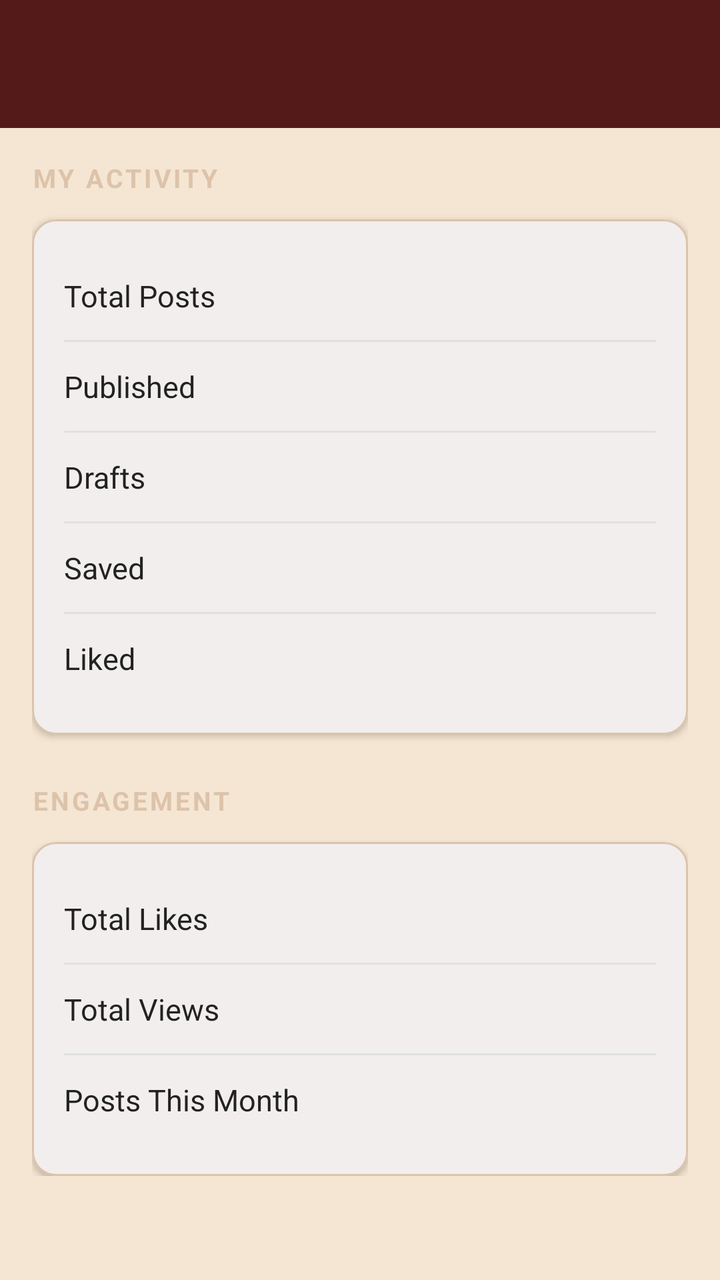
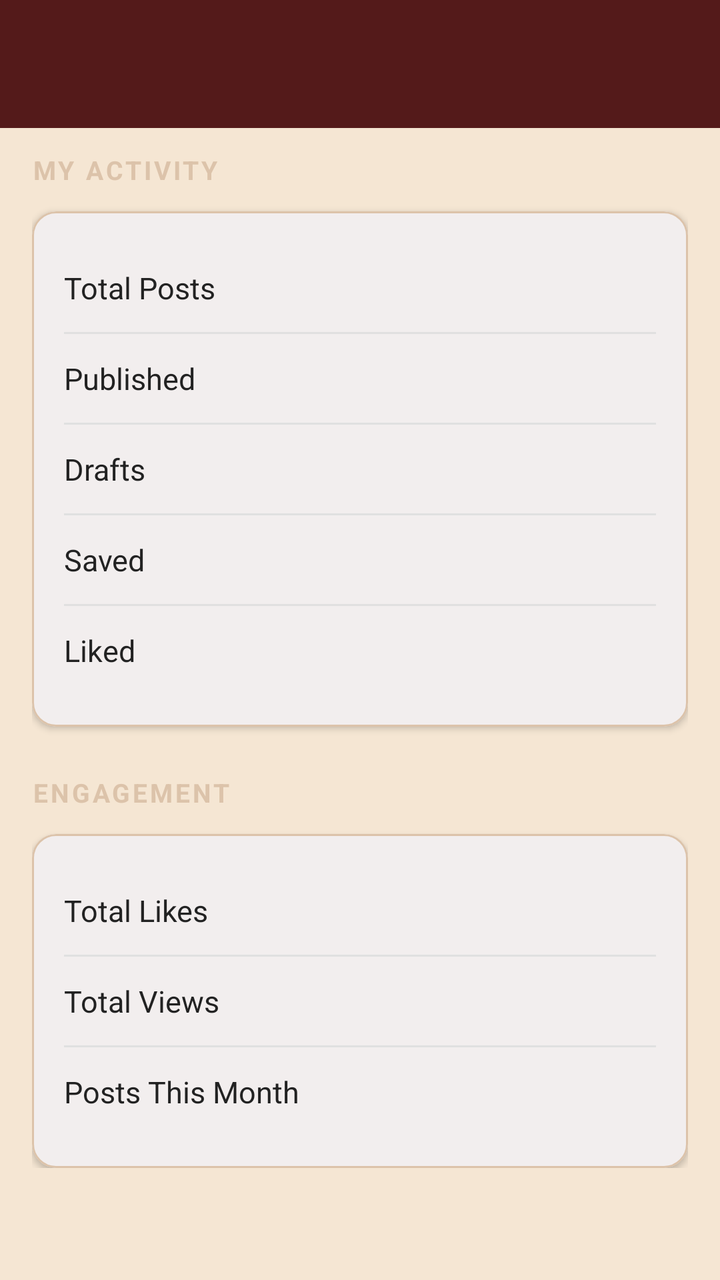

Screens rendered from an Android XML layout before and after an edit, with the pre-edit source and the edit as a unified diff.
<!-- AndroidManifest.xml: application theme Theme.Miniblog -->
<!-- res/layout/activity_stats.xml -->
<?xml version="1.0" encoding="utf-8"?>
<LinearLayout
    xmlns:android="http://schemas.android.com/apk/res/android"
    xmlns:app="http://schemas.android.com/apk/res-auto"
    android:layout_width="match_parent"
    android:layout_height="match_parent"
    android:orientation="vertical"
    android:background="@color/background">

    <com.google.android.material.appbar.AppBarLayout
        android:layout_width="match_parent"
        android:layout_height="wrap_content"
        android:background="@color/primary">

        <com.google.android.material.appbar.MaterialToolbar
            android:id="@+id/toolbar"
            android:layout_width="match_parent"
            android:layout_height="?attr/actionBarSize"
            android:background="@color/primary"
            app:titleTextColor="@color/toolbar_icon"
            app:navigationIconTint="@color/toolbar_icon" />

    </com.google.android.material.appbar.AppBarLayout>

    <ScrollView
        android:layout_width="match_parent"
        android:layout_height="match_parent">

        <LinearLayout
            android:layout_width="match_parent"
            android:layout_height="wrap_content"
            android:orientation="vertical"
            android:padding="16dp">

            
            <TextView
                android:layout_width="match_parent"
                android:layout_height="wrap_content"
                android:text="@string/my_activity"
                android:textSize="13sp"
                android:textStyle="bold"
                android:textColor="@color/accent"
                android:letterSpacing="0.1"
                android:layout_marginBottom="12dp" />

            <com.google.android.material.card.MaterialCardView
                android:layout_width="match_parent"
                android:layout_height="wrap_content"
                app:cardCornerRadius="12dp"
                app:cardElevation="2dp"
                app:cardBackgroundColor="@color/card_background"
                app:strokeColor="@color/card_border"
                app:strokeWidth="1dp"
                android:layout_marginBottom="8dp">

                <LinearLayout
                    android:layout_width="match_parent"
                    android:layout_height="wrap_content"
                    android:orientation="vertical"
                    android:padding="16dp">

                    
                    <LinearLayout
                        android:layout_width="match_parent"
                        android:layout_height="wrap_content"
                        android:orientation="horizontal"
                        android:paddingVertical="10dp"
                        android:gravity="center_vertical">

                        <TextView
                            android:layout_width="0dp"
                            android:layout_height="wrap_content"
                            android:layout_weight="1"
                            android:text="@string/stats_total_posts"
                            android:textSize="15sp"
                            android:textColor="@color/text_primary" />

                        <TextView
                            android:id="@+id/textViewTotalPosts"
                            android:layout_width="wrap_content"
                            android:layout_height="wrap_content"
                            android:textSize="18sp"
                            android:textStyle="bold"
                            android:textColor="@color/primary" />

                    </LinearLayout>

                    <View
                        android:layout_width="match_parent"
                        android:layout_height="1dp"
                        android:background="@color/divider" />

                    
                    <LinearLayout
                        android:layout_width="match_parent"
                        android:layout_height="wrap_content"
                        android:orientation="horizontal"
                        android:paddingVertical="10dp"
                        android:gravity="center_vertical">

                        <TextView
                            android:layout_width="0dp"
                            android:layout_height="wrap_content"
                            android:layout_weight="1"
                            android:text="@string/stats_published"
                            android:textSize="15sp"
                            android:textColor="@color/text_primary" />

                        <TextView
                            android:id="@+id/textViewPublished"
                            android:layout_width="wrap_content"
                            android:layout_height="wrap_content"
                            android:textSize="18sp"
                            android:textStyle="bold"
                            android:textColor="@color/primary" />

                    </LinearLayout>

                    <View
                        android:layout_width="match_parent"
                        android:layout_height="1dp"
                        android:background="@color/divider" />

                    
                    <LinearLayout
                        android:layout_width="match_parent"
                        android:layout_height="wrap_content"
                        android:orientation="horizontal"
                        android:paddingVertical="10dp"
                        android:gravity="center_vertical">

                        <TextView
                            android:layout_width="0dp"
                            android:layout_height="wrap_content"
                            android:layout_weight="1"
                            android:text="@string/stats_drafts"
                            android:textSize="15sp"
                            android:textColor="@color/text_primary" />

                        <TextView
                            android:id="@+id/textViewDraftsCount"
                            android:layout_width="wrap_content"
                            android:layout_height="wrap_content"
                            android:textSize="18sp"
                            android:textStyle="bold"
                            android:textColor="@color/primary" />

                    </LinearLayout>

                    <View
                        android:layout_width="match_parent"
                        android:layout_height="1dp"
                        android:background="@color/divider" />

                    
                    <LinearLayout
                        android:layout_width="match_parent"
                        android:layout_height="wrap_content"
                        android:orientation="horizontal"
                        android:paddingVertical="10dp"
                        android:gravity="center_vertical">

                        <TextView
                            android:layout_width="0dp"
                            android:layout_height="wrap_content"
                            android:layout_weight="1"
                            android:text="@string/stats_saved"
                            android:textSize="15sp"
                            android:textColor="@color/text_primary" />

                        <TextView
                            android:id="@+id/textViewSavedCount"
                            android:layout_width="wrap_content"
                            android:layout_height="wrap_content"
                            android:textSize="18sp"
                            android:textStyle="bold"
                            android:textColor="@color/primary" />

                    </LinearLayout>

                    <View
                        android:layout_width="match_parent"
                        android:layout_height="1dp"
                        android:background="@color/divider" />

                    
                    <LinearLayout
                        android:layout_width="match_parent"
                        android:layout_height="wrap_content"
                        android:orientation="horizontal"
                        android:paddingVertical="10dp"
                        android:gravity="center_vertical">

                        <TextView
                            android:layout_width="0dp"
                            android:layout_height="wrap_content"
                            android:layout_weight="1"
                            android:text="@string/stats_liked"
                            android:textSize="15sp"
                            android:textColor="@color/text_primary" />

                        <TextView
                            android:id="@+id/textViewLikedCount"
                            android:layout_width="wrap_content"
                            android:layout_height="wrap_content"
                            android:textSize="18sp"
                            android:textStyle="bold"
                            android:textColor="@color/primary" />

                    </LinearLayout>

                </LinearLayout>

            </com.google.android.material.card.MaterialCardView>

            
            <TextView
                android:layout_width="match_parent"
                android:layout_height="wrap_content"
                android:text="@string/engagement"
                android:textSize="13sp"
                android:textStyle="bold"
                android:textColor="@color/accent"
                android:letterSpacing="0.1"
                android:layout_marginTop="16dp"
                android:layout_marginBottom="12dp" />

            <com.google.android.material.card.MaterialCardView
                android:layout_width="match_parent"
                android:layout_height="wrap_content"
                app:cardCornerRadius="12dp"
                app:cardElevation="2dp"
                app:cardBackgroundColor="@color/card_background"
                app:strokeColor="@color/card_border"
                app:strokeWidth="1dp">

                <LinearLayout
                    android:layout_width="match_parent"
                    android:layout_height="wrap_content"
                    android:orientation="vertical"
                    android:padding="16dp">

                    
                    <LinearLayout
                        android:layout_width="match_parent"
                        android:layout_height="wrap_content"
                        android:orientation="horizontal"
                        android:paddingVertical="10dp"
                        android:gravity="center_vertical">

                        <TextView
                            android:layout_width="0dp"
                            android:layout_height="wrap_content"
                            android:layout_weight="1"
                            android:text="@string/stats_total_likes"
                            android:textSize="15sp"
                            android:textColor="@color/text_primary" />

                        <TextView
                            android:id="@+id/textViewTotalLikes"
                            android:layout_width="wrap_content"
                            android:layout_height="wrap_content"
                            android:textSize="18sp"
                            android:textStyle="bold"
                            android:textColor="@color/primary" />

                    </LinearLayout>

                    <View
                        android:layout_width="match_parent"
                        android:layout_height="1dp"
                        android:background="@color/divider" />

                    
                    <LinearLayout
                        android:layout_width="match_parent"
                        android:layout_height="wrap_content"
                        android:orientation="horizontal"
                        android:paddingVertical="10dp"
                        android:gravity="center_vertical">

                        <TextView
                            android:layout_width="0dp"
                            android:layout_height="wrap_content"
                            android:layout_weight="1"
                            android:text="@string/stats_total_views"
                            android:textSize="15sp"
                            android:textColor="@color/text_primary" />

                        <TextView
                            android:id="@+id/textViewTotalViews"
                            android:layout_width="wrap_content"
                            android:layout_height="wrap_content"
                            android:textSize="18sp"
                            android:textStyle="bold"
                            android:textColor="@color/primary" />

                    </LinearLayout>

                    <View
                        android:layout_width="match_parent"
                        android:layout_height="1dp"
                        android:background="@color/divider" />

                    
                    <LinearLayout
                        android:layout_width="match_parent"
                        android:layout_height="wrap_content"
                        android:orientation="horizontal"
                        android:paddingVertical="10dp"
                        android:gravity="center_vertical">

                        <TextView
                            android:layout_width="0dp"
                            android:layout_height="wrap_content"
                            android:layout_weight="1"
                            android:text="@string/stats_this_month"
                            android:textSize="15sp"
                            android:textColor="@color/text_primary" />

                        <TextView
                            android:id="@+id/textViewPostsThisMonth"
                            android:layout_width="wrap_content"
                            android:layout_height="wrap_content"
                            android:textSize="18sp"
                            android:textStyle="bold"
                            android:textColor="@color/primary" />

                    </LinearLayout>

                </LinearLayout>

            </com.google.android.material.card.MaterialCardView>

        </LinearLayout>

    </ScrollView>

</LinearLayout>
<!-- resources referenced by this layout -->
<resources>
  <color name="accent">#FFDCC3AA</color>
  <color name="background">#FFF5E6D3</color>
  <color name="card_background">#FFFFFFFF</color>
  <color name="card_border">#FFDCC3AA</color>
  <color name="divider">#FFE0E0E0</color>
  <color name="primary">#FF541A1A</color>
  <color name="text_primary">#FF222222</color>
  <color name="toolbar_icon">#FFF1E2D1</color>
  <string name="engagement">ENGAGEMENT</string>
  <string name="my_activity">MY ACTIVITY</string>
  <string name="stats_drafts">Drafts</string>
  <string name="stats_liked">Liked</string>
  <string name="stats_published">Published</string>
  <string name="stats_saved">Saved</string>
  <string name="stats_this_month">Posts This Month</string>
  <string name="stats_total_likes">Total Likes</string>
  <string name="stats_total_posts">Total Posts</string>
  <string name="stats_total_views">Total Views</string>
  <style name="Theme.Miniblog" parent="Base.Theme.Miniblog" />
  <style name="Base.Theme.Miniblog" parent="Theme.Material3.Light.NoActionBar">
          <item name="colorPrimary">@color/primary</item>
          <item name="colorOnPrimary">@color/on_primary</item>
          <item name="colorPrimaryContainer">@color/primary_light</item>
          <item name="colorSecondary">@color/accent</item>
          <item name="colorOnSecondary">@android:color/white</item>
          <item name="colorSurface">@color/card_background</item>
          <item name="colorOnSurface">@color/text_primary</item>
          <item name="android:statusBarColor">@color/primary_dark</item>
          <item name="android:navigationBarColor">@color/primary_dark</item>
          <item name="android:windowBackground">@color/background</item>
      </style>
  <color name="on_primary">#FFF1E2D1</color>
  <color name="primary_light">#FF7A3B3B</color>
  <color name="primary_dark">#FF3A1010</color>
</resources>

<!-- the commit's change to res/layout/activity_stats.xml (unified diff, before → after) -->
@@ -10,7 +10,8 @@
     <com.google.android.material.appbar.AppBarLayout
         android:layout_width="match_parent"
         android:layout_height="wrap_content"
-        android:background="@color/primary">
+        android:background="@color/primary"
+        android:fitsSystemWindows="true">
 
         <com.google.android.material.appbar.MaterialToolbar
             android:id="@+id/toolbar"
@@ -30,7 +31,10 @@
             android:layout_width="match_parent"
             android:layout_height="wrap_content"
             android:orientation="vertical"
-            android:padding="16dp">
+            android:paddingTop="12dp"
+            android:paddingStart="16dp"
+            android:paddingEnd="16dp"
+            android:paddingBottom="24dp">
 
             
             <TextView
